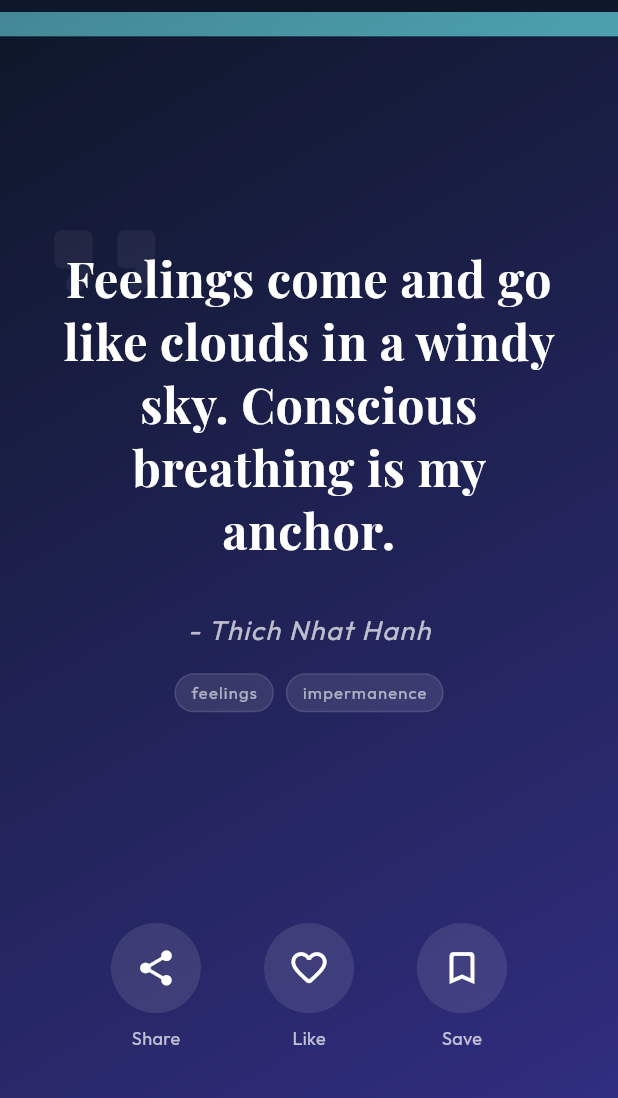
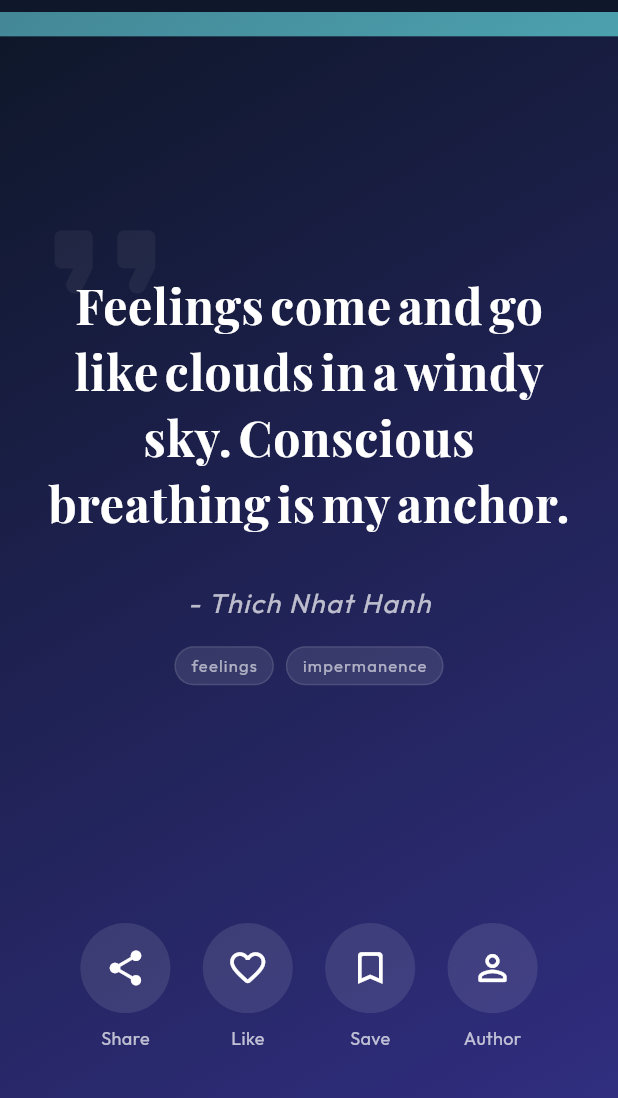
Before and after one commit to moyeenhaider3/quies, a Flutter app: the QuoteFeedScreen screen opened by its route, scrolled down 576 dp, on a phone screen of 412 x 824 dp, the part 138-1236 px from its top. Run offline on Flutter 3.47's test engine with Material 3 defaults, Android fonts, the phone set to English and light mode, and no system bars; drawn by our look-alikes of flutter_animate; our stand-ins replace bloc, dartz, equatable, flutter_bloc, flutter_local_notifications, get_it and 8 more; accounts and stored records are empty; network calls fail.

Commit message:
feat(quotes): add author detail modal with quote carousel
- Create AuthorDetailModal with showGeneralDialog overlay
- Fetch author data via getAuthorBySlug with shimmer loading
- Display author name, description, bio, quote count badge
- Horizontal PageView carousel of author's quotes with gradient cards
- Tapping carousel quote opens full-screen detail view
- Add tappable author name on QuoteCard (opens modal)
- Add 4th Author button in QuoteCard action row
- Both access points gated on authorSlug availability

```diff
--- a/lib/features/quotes/presentation/widgets/quote_card.dart
+++ b/lib/features/quotes/presentation/widgets/quote_card.dart
@@ -9,6 +9,7 @@
 import '../../../music/domain/entities/music_preview.dart';
 import '../../domain/entities/quote.dart';
 import '../bloc/feed_bloc.dart';
+import 'author_detail_modal.dart';
 
 class QuoteCard extends StatelessWidget {
   final Quote quote;
@@ -54,34 +55,38 @@
                 mainAxisAlignment: MainAxisAlignment.center,
                 children: [
                   const Spacer(),
-                  // Quote Text
+                  // Quote Text — word-by-word staggered animation
                   BlocBuilder<ThemeCubit, ThemeState>(
                     builder: (context, themeState) {
-                      return Text(
+                      return _buildAnimatedQuote(
                         quote.text,
-                            style: AppTheme.quoteTextStyle(
-                              fontFamily: themeState.quoteFont,
-                              fontSize: themeState.quoteFontSize,
-                              color: Colors.white,
-                            ),
-                            textAlign: TextAlign.center,
-                          )
-                          .animate()
-                          .fadeIn(duration: 800.ms)
-                          .slideY(begin: 0.3, end: 0, curve: Curves.easeOut);
+                        themeState.quoteFont,
+                        themeState.quoteFontSize,
+                      );
                     },
                   ),
 
                   const SizedBox(height: 32),
 
                   // Author
-                  Text(
+                  GestureDetector(
+                    onTap: () {
+                      if (quote.authorSlug != null) {
+                        AuthorDetailModal.show(
+                          context,
+                          authorSlug: quote.authorSlug!,
+                          authorName: quote.author,
+                        );
+                      }
+                    },
+                    child: Text(
                           "- ${quote.author}",
                           style: GoogleFonts.outfit(
                             fontSize: 18,
                             color: Colors.white70,
                             fontStyle: FontStyle.italic,
                             letterSpacing: 1.0,
+                          ),
                         ),
                   )
                       .animate()
@@ -221,6 +226,21 @@
                           activeColor: Colors.amberAccent,
                           isActive: isBookmarked,
                         ),
+                        _buildActionButton(
+                          context,
+                          icon: Icons.person_outline_rounded,
+                          label: 'Author',
+                          onTap: () {
+                            if (quote.authorSlug != null) {
+                              AuthorDetailModal.show(
+                                context,
+                                authorSlug: quote.authorSlug!,
+                                authorName: quote.author,
+                              );
+                            }
+                          },
+                          delay: 1100.ms,
+                        ),
                       ],
                     ),
                   ),
@@ -230,6 +250,47 @@
           ),
         ],
       ),
+    );
+  }
+
+  /// Build word-by-word animated quote text.
+  ///
+  /// Each word fades in and slides from right with a staggered delay (80ms/word),
+  /// creating an elegant reveal effect. Capped at 300ms base delay to keep
+  /// long quotes from taking too long to fully appear.
+  Widget _buildAnimatedQuote(String text, String fontFamily, double fontSize) {
+    final words = text.split(' ');
+    const staggerMs = 80;
+    // Cap total stagger so very long quotes don't take forever
+    final maxDelay = (words.length * staggerMs).clamp(0, 3000);
+    final effectiveStagger = words.length > 1
+        ? maxDelay ~/ words.length
+        : staggerMs;
+
+    return Wrap(
+      alignment: WrapAlignment.center,
+      spacing: 4,
+      runSpacing: 2,
+      children: List.generate(words.length, (i) {
+        final delay = Duration(milliseconds: i * effectiveStagger);
+        return Text(
+              words[i],
+              style: AppTheme.quoteTextStyle(
+                fontFamily: fontFamily,
+                fontSize: fontSize,
+                color: Colors.white,
+              ),
+            )
+            .animate()
+            .fadeIn(delay: delay, duration: 400.ms)
+            .slideX(
+              delay: delay,
+              begin: 0.15,
+              end: 0,
+              duration: 350.ms,
+              curve: Curves.easeOut,
+            );
+      }),
     );
   }
 
```
Also changed, not shown: lib/features/quotes/presentation/widgets/author_detail_modal.dart (added, +445 -0 lines). Lines whose indentation alone changed are shown as unchanged.
